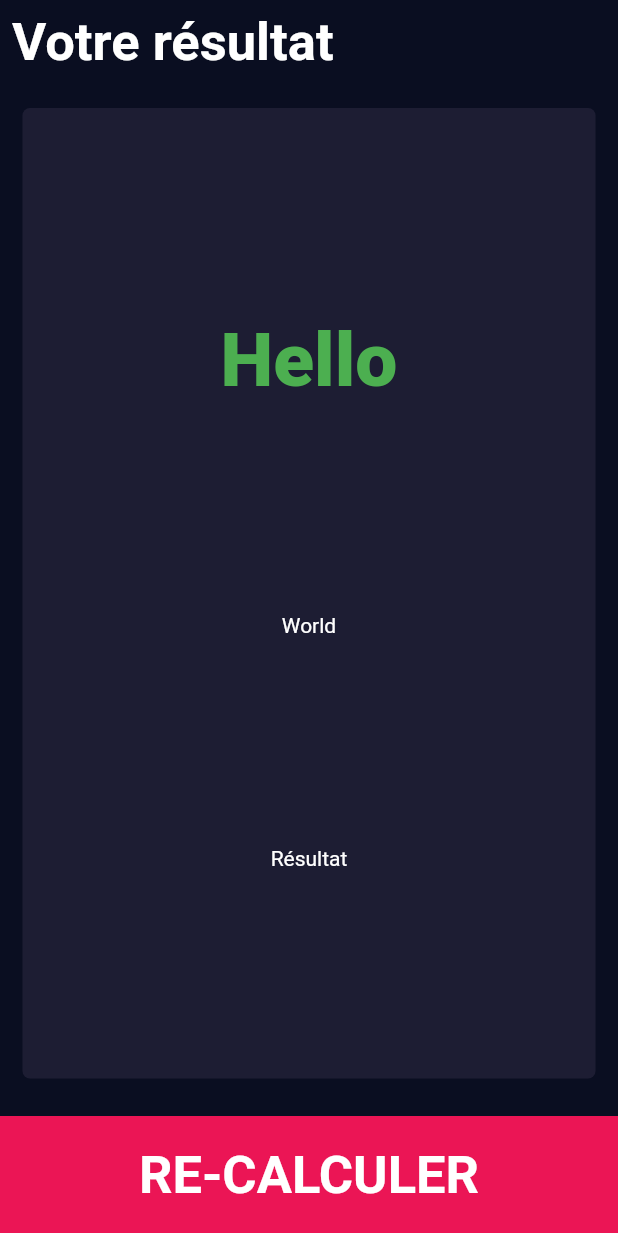
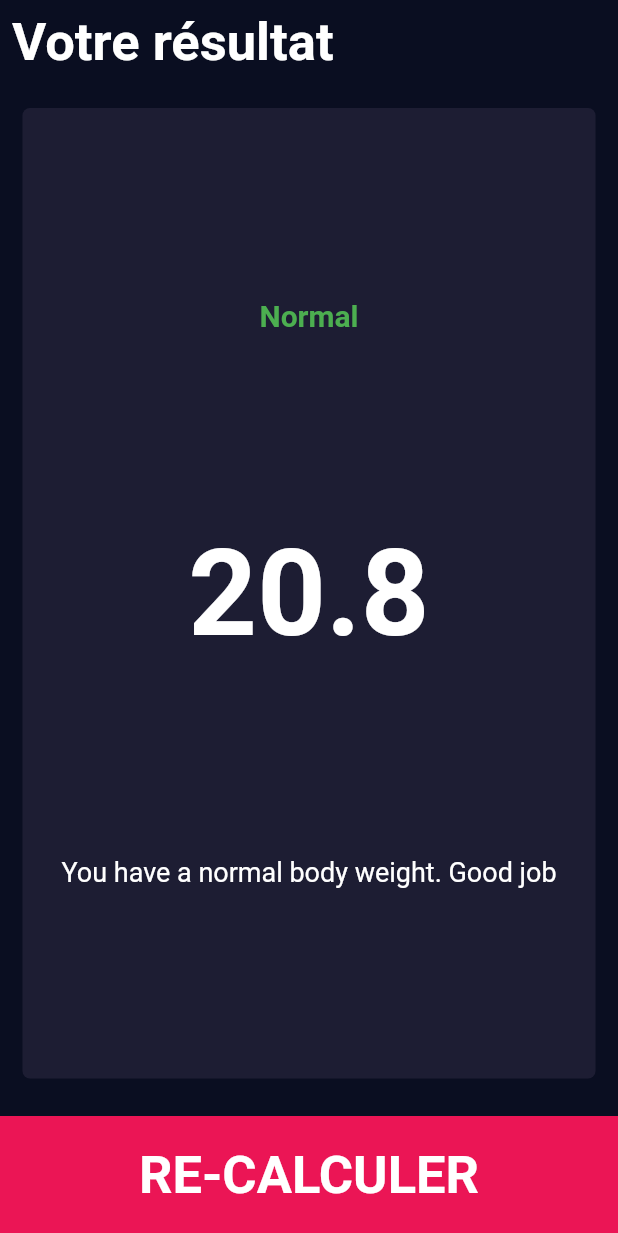
Before and after one commit to BenDev78/bmi_calculator_flutter, a Flutter app: the screen it shows after launch, after a tap on "CALCULER", on a phone screen of 412 x 824 dp. Shown: the top 1233 px of the screen. Run offline on Flutter 3.47's test engine with Material 2 defaults, Android fonts, the phone set to English and light mode, and no system bars; our stand-ins replace font_awesome_flutter.

Commit message:
result page

```diff
--- /dev/null
+++ b/lib/calculator_brain.dart
@@ -0,0 +1,36 @@
+import 'dart:math';
+
+class CalculatorBrain {
+  final int height;
+  final int weight;
+
+  late double _bmi;
+
+  CalculatorBrain(this.height, this.weight);
+
+  String calculateBMI() {
+    _bmi = weight / pow(height/100, 2);
+
+    return _bmi.toStringAsFixed(1);
+  }
+
+  String getResult() {
+    if (_bmi >= 25) {
+      return 'Overweight';
+    } else if (_bmi > 18.5) {
+      return 'Normal';
+    } else {
+      return 'Underweight';
+    }
+  }
+
+  String getInterpretation() {
+    if (_bmi >= 25) {
+      return 'You have a higher than normal body weight. try to exercice more';
+    } else if (_bmi > 18.5) {
+      return 'You have a normal body weight. Good job';
+    } else {
+      return 'You have a lower then normal body weight. you can eat a bit more';
+    }
+  }
+}
--- /dev/null
+++ b/lib/components/bottom_button.dart
@@ -0,0 +1,32 @@
+import 'package:bmi_calculator_flutter/constants.dart';
+import 'package:flutter/material.dart';
+
+class BottomButton extends StatelessWidget {
+  final void Function()? pressHandler;
+  final String text;
+
+  const BottomButton({
+    super.key,
+    required this.text,
+    this.pressHandler
+  });
+
+  @override
+  Widget build(BuildContext context) {
+    return GestureDetector(
+      onTap: pressHandler,
+      child: Container(
+        color: const Color(0xFFEB1555),
+        height: 80.0,
+        width: double.infinity,
+        margin: const EdgeInsets.only(top: 10.0),
+        child: Center(
+          child: Text(
+            text,
+            style: kLargeButtonTextStyle,
+          ),
+        ),
+      ),
+    );
+  }
+}
--- a/lib/main.dart
+++ b/lib/main.dart
@@ -1,4 +1,4 @@
-import 'package:bmi_calculator_flutter/input_page.dart';
+import 'package:bmi_calculator_flutter/screens/input_page.dart';
 import 'package:flutter/material.dart';
 
 void main() => runApp(const BMICalculator());
--- a/lib/result_page.dart
+++ /dev/null
@@ -1,55 +0,0 @@
-import 'package:bmi_calculator_flutter/constants.dart';
-import 'package:bmi_calculator_flutter/input_page.dart';
-import 'package:bmi_calculator_flutter/reusable_card.dart';
-import 'package:flutter/material.dart';
-
-class ResultPage extends StatelessWidget {
-  const ResultPage({Key? key}) : super(key: key);
-
-  @override
-  Widget build(BuildContext context) {
-    return SafeArea(
-      child: Scaffold(
-        body: Column(
-          crossAxisAlignment: CrossAxisAlignment.stretch,
-          children: [
-            const Padding(
-              padding: EdgeInsets.all(8.0),
-              child: Text('Votre résultat', style: kLargeButtonTextStyle),
-            ),
-            Expanded(
-              child: ReusableCard(
-                color: kActiveCardColor,
-                cardChild: Column(
-                  mainAxisAlignment: MainAxisAlignment.spaceEvenly,
-                  children: [
-                    Text('Hello', style: kHeightSliderTextStyle.copyWith(color: Colors.green)),
-                    const Text('World'),
-                    const Text('Résultat'),
-                  ],
-                ),
-              ),
-            ),
-            GestureDetector(
-              onTap: () {
-                Navigator.pop(context);
-              },
-              child: Container(
-                color: const Color(0xFFEB1555),
-                height: 80.0,
-                width: double.infinity,
-                margin: const EdgeInsets.only(top: 10.0),
-                child: const Center(
-                  child: Text(
-                    'RE-CALCULER',
-                    style: kLargeButtonTextStyle,
-                  ),
-                ),
-              ),
-            )
-          ],
-        ),
-      ),
-    );
-  }
-}
--- a/lib/input_page.dart
+++ b/lib/screens/input_page.dart
@@ -1,8 +1,10 @@
+import 'package:bmi_calculator_flutter/calculator_brain.dart';
+import 'package:bmi_calculator_flutter/components/bottom_button.dart';
 import 'package:bmi_calculator_flutter/constants.dart';
-import 'package:bmi_calculator_flutter/icon_content.dart';
-import 'package:bmi_calculator_flutter/result_page.dart';
-import 'package:bmi_calculator_flutter/reusable_card.dart';
-import 'package:bmi_calculator_flutter/round_icon_button.dart';
+import 'package:bmi_calculator_flutter/components/icon_content.dart';
+import 'package:bmi_calculator_flutter/screens/result_page.dart';
+import 'package:bmi_calculator_flutter/components/reusable_card.dart';
+import 'package:bmi_calculator_flutter/components/round_icon_button.dart';
 import 'package:flutter/material.dart';
 import 'package:font_awesome_flutter/font_awesome_flutter.dart';
 
@@ -192,27 +194,23 @@ class _InputPageState extends State<InputPage> {
               ],
             ),
           ),
-          GestureDetector(
-            onTap: () {
+          BottomButton(
+            text: 'CALCULER',
+            pressHandler: () {
+              CalculatorBrain calculatorBrain =
+              CalculatorBrain(initialHeight, initialWeight);
               Navigator.push(
                 context,
                 MaterialPageRoute(
-                  builder: (context) => const ResultPage(),
+                  builder: (context) =>
+                      ResultPage(
+                        bmiResult: calculatorBrain.calculateBMI(),
+                        resultText: calculatorBrain.getResult(),
+                        interpretation: calculatorBrain.getInterpretation(),
+                      ),
                 ),
               );
             },
-            child: Container(
-              color: const Color(0xFFEB1555),
-              height: 80.0,
-              width: double.infinity,
-              margin: const EdgeInsets.only(top: 10.0),
-              child: const Center(
-                child: Text(
-                  'CALCULER',
-                  style: kLargeButtonTextStyle,
-                ),
-              ),
-            ),
           )
         ],
       ),
--- /dev/null
+++ b/lib/screens/result_page.dart
@@ -0,0 +1,69 @@
+import 'package:bmi_calculator_flutter/components/bottom_button.dart';
+import 'package:bmi_calculator_flutter/constants.dart';
+import 'package:bmi_calculator_flutter/components/reusable_card.dart';
+import 'package:flutter/material.dart';
+
+class ResultPage extends StatelessWidget {
+  final String bmiResult;
+  final String resultText;
+  final String interpretation;
+
+  const ResultPage(
+      {Key? key,
+      required this.bmiResult,
+      required this.resultText,
+      required this.interpretation})
+      : super(key: key);
+
+  @override
+  Widget build(BuildContext context) {
+    return SafeArea(
+      child: Scaffold(
+        body: Column(
+          crossAxisAlignment: CrossAxisAlignment.stretch,
+          children: [
+            const Padding(
+              padding: EdgeInsets.all(8.0),
+              child: Text('Votre résultat', style: kLargeButtonTextStyle),
+            ),
+            Expanded(
+              child: ReusableCard(
+                color: kActiveCardColor,
+                cardChild: Column(
+                  mainAxisAlignment: MainAxisAlignment.spaceEvenly,
+                  children: [
+                    Text(
+                      resultText,
+                      style: const TextStyle(
+                        color: Colors.green,
+                        fontSize: 20.0,
+                        fontWeight: FontWeight.bold,
+                      ),
+                    ),
+                    Text(
+                      bmiResult,
+                      style: const TextStyle(
+                        fontSize: 80.0,
+                        fontWeight: FontWeight.bold,
+                      ),
+                    ),
+                    Text(
+                      interpretation,
+                      style: const TextStyle(fontSize: 18.0),
+                    ),
+                  ],
+                ),
+              ),
+            ),
+            BottomButton(
+              text: 'RE-CALCULER',
+              pressHandler: () {
+                Navigator.pop(context);
+              },
+            )
+          ],
+        ),
+      ),
+    );
+  }
+}
```
Also changed, not shown: lib/components/icon_content.dart (renamed from lib/icon_content.dart), lib/components/reusable_card.dart (renamed from lib/reusable_card.dart), lib/components/round_icon_button.dart (renamed from lib/round_icon_button.dart).
